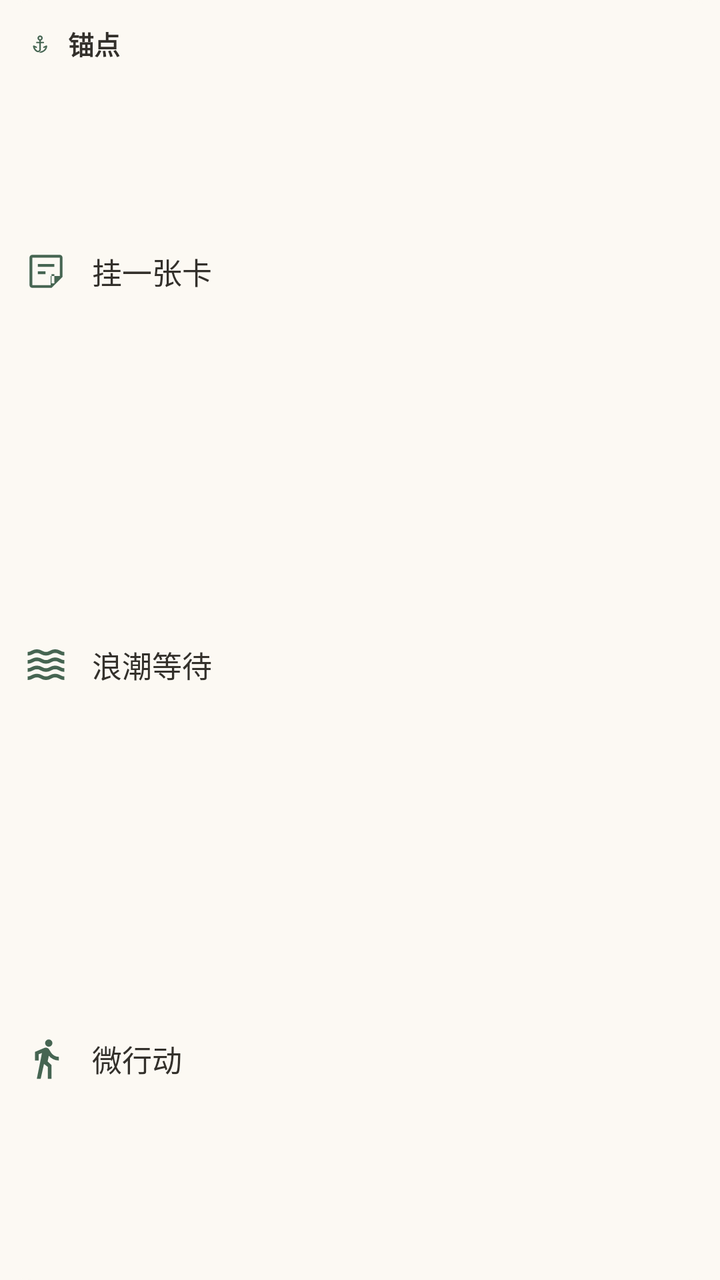
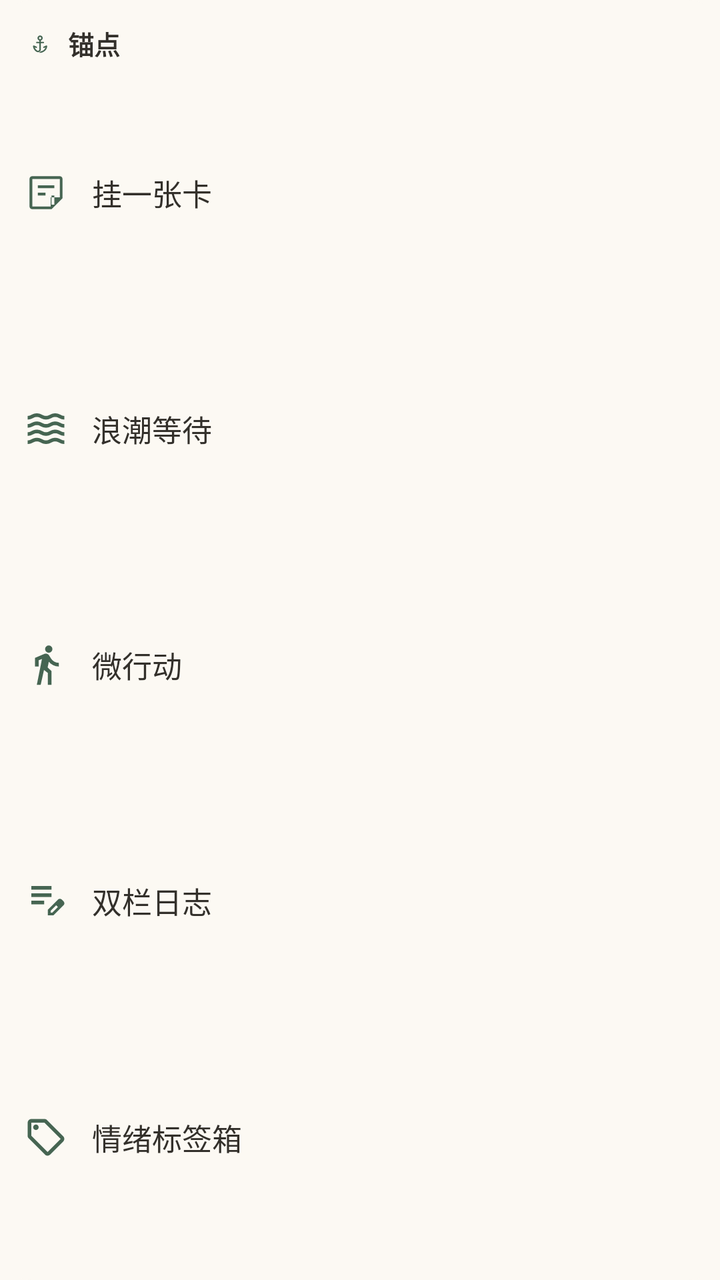

An Android layout rendered at two revisions. The XML below is the earlier revision; the diff shows what the commit changed to produce the second picture.
<!-- AndroidManifest.xml: application theme Theme.Anchor -->
<!-- res/layout/anchor_widget_quick.xml -->
<?xml version="1.0" encoding="utf-8"?>
<LinearLayout xmlns:android="http://schemas.android.com/apk/res/android"
    android:layout_width="match_parent"
    android:layout_height="match_parent"
    android:orientation="vertical"
    android:background="@drawable/anchor_widget_bg"
    android:padding="12dp">

    <LinearLayout
        android:layout_width="wrap_content"
        android:layout_height="wrap_content"
        android:orientation="horizontal"
        android:gravity="center_vertical">
        <ImageView
            android:layout_width="16dp"
            android:layout_height="16dp"
            android:src="@drawable/ic_widget_anchor"
            android:tint="@color/anchor_widget_primary"
            android:contentDescription="@null" />
        <TextView
            android:layout_width="wrap_content"
            android:layout_height="wrap_content"
            android:layout_marginStart="6dp"
            android:text="@string/anchor_widget_title"
            android:textColor="@color/anchor_widget_on_background"
            android:textSize="13sp"
            android:textStyle="bold" />
    </LinearLayout>

    <LinearLayout
        android:id="@+id/widget_hang"
        android:layout_width="match_parent"
        android:layout_height="0dp"
        android:layout_weight="1"
        android:layout_marginTop="6dp"
        android:orientation="horizontal"
        android:gravity="center_vertical">
        <ImageView
            android:layout_width="22dp"
            android:layout_height="22dp"
            android:src="@drawable/ic_widget_hang"
            android:tint="@color/anchor_widget_primary"
            android:contentDescription="@string/anchor_widget_hang" />
        <TextView
            android:layout_width="wrap_content"
            android:layout_height="wrap_content"
            android:layout_marginStart="12dp"
            android:text="@string/anchor_widget_hang"
            android:textColor="@color/anchor_widget_on_background"
            android:textSize="15sp" />
    </LinearLayout>

    <LinearLayout
        android:id="@+id/widget_wave"
        android:layout_width="match_parent"
        android:layout_height="0dp"
        android:layout_weight="1"
        android:orientation="horizontal"
        android:gravity="center_vertical">
        <ImageView
            android:layout_width="22dp"
            android:layout_height="22dp"
            android:src="@drawable/ic_widget_wave"
            android:tint="@color/anchor_widget_primary"
            android:contentDescription="@string/anchor_widget_wave" />
        <TextView
            android:layout_width="wrap_content"
            android:layout_height="wrap_content"
            android:layout_marginStart="12dp"
            android:text="@string/anchor_widget_wave"
            android:textColor="@color/anchor_widget_on_background"
            android:textSize="15sp" />
    </LinearLayout>

    <LinearLayout
        android:id="@+id/widget_micro"
        android:layout_width="match_parent"
        android:layout_height="0dp"
        android:layout_weight="1"
        android:orientation="horizontal"
        android:gravity="center_vertical">
        <ImageView
            android:layout_width="22dp"
            android:layout_height="22dp"
            android:src="@drawable/ic_widget_micro"
            android:tint="@color/anchor_widget_primary"
            android:contentDescription="@string/anchor_widget_micro" />
        <TextView
            android:layout_width="wrap_content"
            android:layout_height="wrap_content"
            android:layout_marginStart="12dp"
            android:text="@string/anchor_widget_micro"
            android:textColor="@color/anchor_widget_on_background"
            android:textSize="15sp" />
    </LinearLayout>
</LinearLayout>
<!-- resources referenced by this layout -->
<resources>
  <color name="anchor_widget_on_background">#33302B</color>
  <color name="anchor_widget_primary">#466552</color>
  <!-- drawable anchor_widget_bg (drawable) -->
  <?xml version="1.0" encoding="utf-8"?>
  <shape xmlns:android="http://schemas.android.com/apk/res/android" android:shape="rectangle">
      <solid android:color="@color/anchor_widget_background" />
      <corners android:radius="16dp" />
  </shape>
  <!-- drawable ic_widget_hang (drawable) -->
  <?xml version="1.0" encoding="utf-8"?>
  <vector xmlns:android="http://schemas.android.com/apk/res/android"
      android:width="24dp"
      android:height="24dp"
      android:viewportWidth="960"
      android:viewportHeight="960"
      android:tint="?attr/colorControlNormal">
      <group android:translateY="960">
          <path android:fillColor="@android:color/white" android:pathData="M180-180h400v-200h200v-400H180v600Zm0 60q-24.75 0-42.37-17.63Q120-155.25 120-180v-600q0-24.75 17.63-42.38Q155.25-840 180-840h600q24.75 0 42.38 17.62Q840-804.75 840-780v420L600-120H180Zm120-300v-60h170v60H300Zm0-160v-60h360v60H300Zm120 360h240v-200H600v200Z" />
      </group>
  </vector>
  <string name="anchor_widget_hang">挂一张卡</string>
  <string name="anchor_widget_micro">微行动</string>
  <string name="anchor_widget_title">锚点</string>
  <string name="anchor_widget_wave">浪潮等待</string>
  <style name="Theme.Anchor" parent="android:style/Theme.Material.NoActionBar">
          <item name="android:fontFamily">sans</item>
          <item name="android:windowActionModeOverlay">true</item>
          <item name="android:windowBackground">@color/anchor_background</item>
          <item name="android:navigationBarColor">@color/anchor_background</item>
          <item name="android:statusBarColor">@color/anchor_background</item>
          <item name="android:windowLightStatusBar">true</item>
          <item name="android:windowLightNavigationBar">true</item>
      </style>
  <color name="anchor_widget_background">#FCF9F3</color>
  <color name="anchor_background">#FCF9F3</color>
  <!-- unchanged entries left out for length: 3 -->
</resources>

<!-- the commit's change to res/layout/anchor_widget_quick.xml (unified diff, before → after) -->
@@ -93,4 +93,48 @@
             android:textColor="@color/anchor_widget_on_background"
             android:textSize="15sp" />
     </LinearLayout>
+
+    <LinearLayout
+        android:id="@+id/widget_facts"
+        android:layout_width="match_parent"
+        android:layout_height="0dp"
+        android:layout_weight="1"
+        android:orientation="horizontal"
+        android:gravity="center_vertical">
+        <ImageView
+            android:layout_width="22dp"
+            android:layout_height="22dp"
+            android:src="@drawable/ic_widget_facts"
+            android:tint="@color/anchor_widget_primary"
+            android:contentDescription="@string/anchor_widget_facts" />
+        <TextView
+            android:layout_width="wrap_content"
+            android:layout_height="wrap_content"
+            android:layout_marginStart="12dp"
+            android:text="@string/anchor_widget_facts"
+            android:textColor="@color/anchor_widget_on_background"
+            android:textSize="15sp" />
+    </LinearLayout>
+
+    <LinearLayout
+        android:id="@+id/widget_emotion"
+        android:layout_width="match_parent"
+        android:layout_height="0dp"
+        android:layout_weight="1"
+        android:orientation="horizontal"
+        android:gravity="center_vertical">
+        <ImageView
+            android:layout_width="22dp"
+            android:layout_height="22dp"
+            android:src="@drawable/ic_widget_emotion"
+            android:tint="@color/anchor_widget_primary"
+            android:contentDescription="@string/anchor_widget_emotion" />
+        <TextView
+            android:layout_width="wrap_content"
+            android:layout_height="wrap_content"
+            android:layout_marginStart="12dp"
+            android:text="@string/anchor_widget_emotion"
+            android:textColor="@color/anchor_widget_on_background"
+            android:textSize="15sp" />
+    </LinearLayout>
 </LinearLayout>
<!-- resource entries referenced after the edit -->
@@ -8,6 +8,30 @@
       <solid android:color="@color/anchor_widget_background" />
       <corners android:radius="16dp" />
   </shape>
+  <!-- drawable ic_widget_emotion (drawable) -->
+  <?xml version="1.0" encoding="utf-8"?>
+  <vector xmlns:android="http://schemas.android.com/apk/res/android"
+      android:width="24dp"
+      android:height="24dp"
+      android:viewportWidth="960"
+      android:viewportHeight="960"
+      android:tint="?attr/colorControlNormal">
+      <group android:translateY="960">
+          <path android:fillColor="@android:color/white" android:pathData="M856-390 570-104q-12 12-27 18t-30 6q-15 0-30-6t-27-18L103-457q-11-11-17-25.5T80-513v-287q0-33 23.5-56.5T160-880h287q16 0 31 6.5t26 17.5l352 353q12 12 17.5 27t5.5 30q0 15-5.5 29.5T856-390ZM513-160l286-286-353-354H160v286l353 354ZM260-640q25 0 42.5-17.5T320-700q0-25-17.5-42.5T260-760q-25 0-42.5 17.5T200-700q0 25 17.5 42.5T260-640Zm220 160Z" />
+      </group>
+  </vector>
+  <!-- drawable ic_widget_facts (drawable) -->
+  <?xml version="1.0" encoding="utf-8"?>
+  <vector xmlns:android="http://schemas.android.com/apk/res/android"
+      android:width="24dp"
+      android:height="24dp"
+      android:viewportWidth="960"
+      android:viewportHeight="960"
+      android:tint="?attr/colorControlNormal">
+      <group android:translateY="960">
+          <path android:fillColor="@android:color/white" android:pathData="M160-400v-80h280v80H160Zm0-160v-80h440v80H160Zm0-160v-80h440v80H160Zm360 560v-123l221-220q9-9 20-13t22-4q12 0 23 4.5t20 13.5l37 37q8 9 12.5 20t4.5 22q0 11-4 22.5T863-380L643-160H520Zm300-263-37-37 37 37ZM580-220h38l121-122-18-19-19-18-122 121v38Zm141-141-19-18 37 37-18-19Z" />
+      </group>
+  </vector>
   <!-- drawable ic_widget_hang (drawable) -->
   <?xml version="1.0" encoding="utf-8"?>
   <vector xmlns:android="http://schemas.android.com/apk/res/android"
@@ -20,6 +44,8 @@
           <path android:fillColor="@android:color/white" android:pathData="M180-180h400v-200h200v-400H180v600Zm0 60q-24.75 0-42.37-17.63Q120-155.25 120-180v-600q0-24.75 17.63-42.38Q155.25-840 180-840h600q24.75 0 42.38 17.62Q840-804.75 840-780v420L600-120H180Zm120-300v-60h170v60H300Zm0-160v-60h360v60H300Zm120 360h240v-200H600v200Z" />
       </group>
   </vector>
+  <string name="anchor_widget_emotion">情绪标签箱</string>
+  <string name="anchor_widget_facts">双栏日志</string>
   <string name="anchor_widget_hang">挂一张卡</string>
   <string name="anchor_widget_micro">微行动</string>
   <string name="anchor_widget_title">锚点</string>
